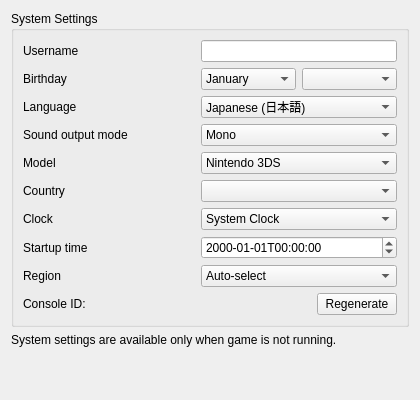
This is src/citra/configuration/configure_system.ui in GreenAmaranthine/citra as Qt 5 draws it before an edit. The edited form follows.
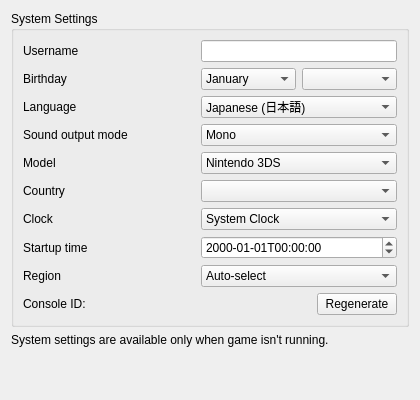
This is the edited form.

What changed in the file:
```diff
--- a/src/citra/configuration/configure_system.ui
+++ b/src/citra/configuration/configure_system.ui
@@ -386,7 +386,7 @@
      <item>
       <widget class="QLabel" name="label_disable_info">
        <property name="text">
-        <string>System settings are available only when game is not running.</string>
+        <string>System settings are available only when game isn't running.</string>
        </property>
        <property name="wordWrap">
         <bool>true</bool>
```
